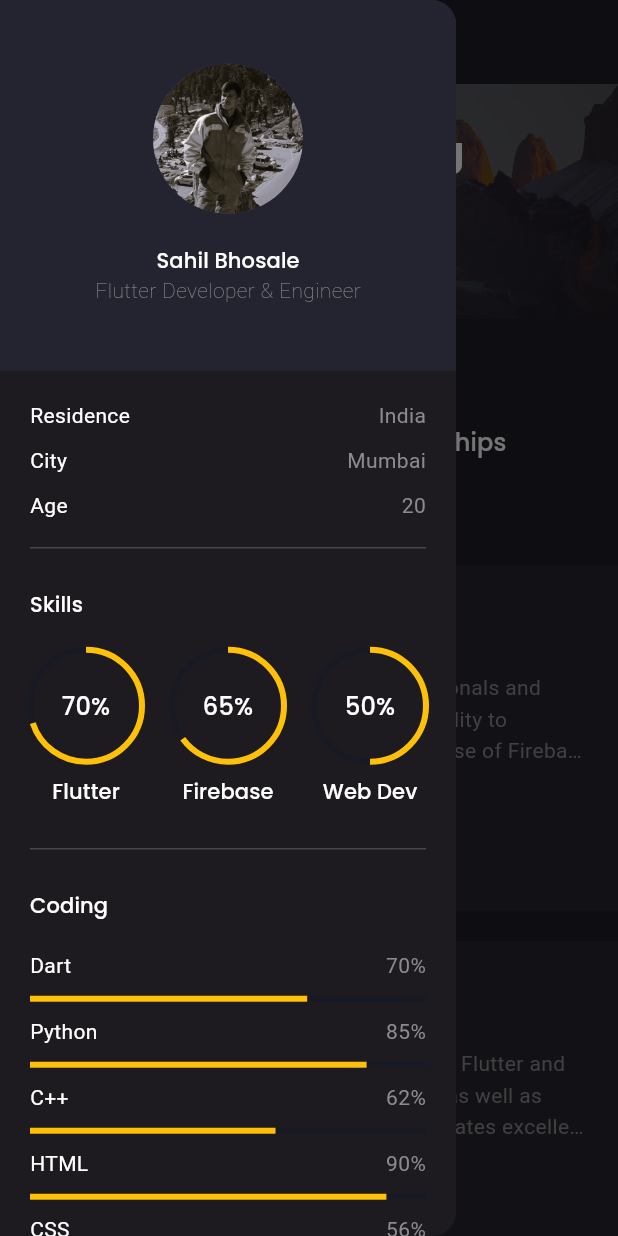
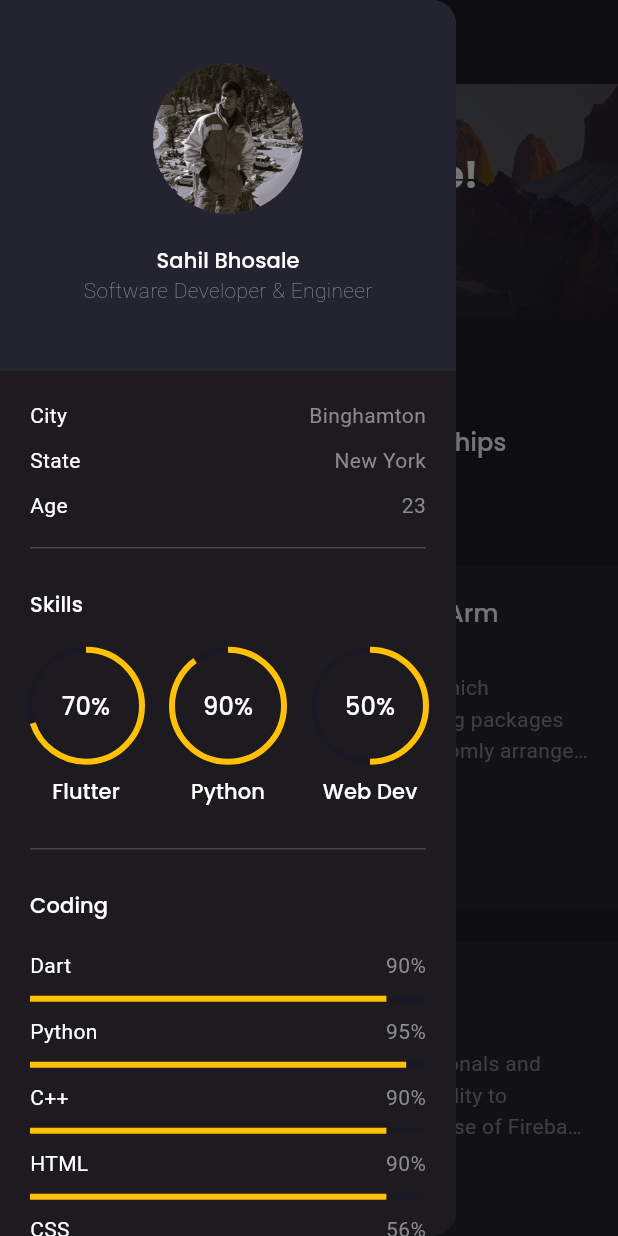
Before and after one commit to bhosale-sahil/Portfolio-Website, a Flutter app: the screen it shows after launch, after a tap on the "menu" icon, on a phone screen of 412 x 824 dp. Run offline on Flutter 3.47's test engine with Material 3 defaults, Android fonts, the phone set to English and light mode, and no system bars; drawn by our look-alikes of animated_text_kit; our stand-ins replace firebase_core, flutter_svg, font_awesome_flutter, google_fonts; accounts and stored records are empty.

```diff
--- a/lib/main.dart
+++ b/lib/main.dart
@@ -4,6 +4,7 @@ import 'package:google_fonts/google_fonts.dart';
 import 'package:firebase_core/firebase_core.dart';
 
 import 'constants.dart';
+import 'firebase_options.dart';
 
 void main() {
   WidgetsFlutterBinding.ensureInitialized();
@@ -12,7 +13,9 @@ void main() {
 
 class MyApp extends StatelessWidget {
   // This widget is the root of your application.
-  final Future<FirebaseApp> _initialization = Firebase.initializeApp();
+  final Future<FirebaseApp> _initialization = Firebase.initializeApp(
+    options: DefaultFirebaseOptions.currentPlatform,
+  );
   @override
   Widget build(BuildContext context) {
     return MaterialApp(
--- a/lib/models/Project.dart
+++ b/lib/models/Project.dart
@@ -9,6 +9,11 @@ class Project {
 }
 
 List<Project> demo_projects = [
+  Project(
+      title: "Autonomous Industrial Robotic Arm",
+      description:
+          "An autonomous industrial robotic arm which automates the task of picking and placing packages of various shapes and sized from a randomly arranged cluster to its designated drop zone.",
+      url: "https://ieeexplore.ieee.org/document/10731029"),
   Project(
       title: "KOS-Professionals Connect",
       description:
@@ -34,4 +39,8 @@ List<Project> demo_projects = [
       description:
           "A personal portfolio website built completely in flutter. Responsive and animated website which demonstates flutter web skills as well as grasp on animations using flutter. Deployed using Firebase",
       url: "https://github.com/kimjong69/Bitcoin-Ticker"),
+  Project(
+      title: "Splitly",
+      description:
+          "A Flutter app to split bills and duties among tenants. A duty approval system that enforces accountability via penalties. The penalties are automatically deducted if the duties are not completed at the end of the week and the only way to avoid it is if all the other tenants approve that the duties are performed."),
 ];
--- a/lib/screens/components/coding.dart
+++ b/lib/screens/components/coding.dart
@@ -21,12 +21,12 @@ class Coding extends StatelessWidget {
             style: Theme.of(context).textTheme.titleSmall,
           ),
         ),
-        AnimatedLinearProgressIndicator(percentage: 0.7,lang: 'Dart',),
-        AnimatedLinearProgressIndicator(percentage: 0.85,lang: 'Python',),
-        AnimatedLinearProgressIndicator(percentage: 0.62,lang: 'C++',),
+        AnimatedLinearProgressIndicator(percentage: 0.9,lang: 'Dart',),
+        AnimatedLinearProgressIndicator(percentage: 0.95,lang: 'Python',),
+        AnimatedLinearProgressIndicator(percentage: 0.9,lang: 'C++',),
         AnimatedLinearProgressIndicator(percentage: 0.9,lang: 'HTML',),
         AnimatedLinearProgressIndicator(percentage: 0.57,lang: 'CSS',),
-        AnimatedLinearProgressIndicator(percentage: 0.5,lang: 'Javascript',),
+        AnimatedLinearProgressIndicator(percentage: 0.8,lang: 'Javascript',),
       ],
     );
   }
--- a/lib/screens/components/knowledges.dart
+++ b/lib/screens/components/knowledges.dart
@@ -21,7 +21,7 @@ class Knowledges extends StatelessWidget {
         KnowledgeText(text: 'Flutter,Dart',),
         KnowledgeText(text: 'Git/Github',),
         KnowledgeText(text: 'Robotics & Automation',),
-        KnowledgeText(text: 'Augmented Reality',),
+        KnowledgeText(text: 'Machine Learning and AI',),
       ],
     );
   }
--- a/lib/screens/components/my_info.dart
+++ b/lib/screens/components/my_info.dart
@@ -16,7 +16,7 @@ class MyInfo extends StatelessWidget {
             CircleAvatar(radius: 50,backgroundImage: AssetImage('assets/images/myimg.jpg'),),
             Spacer(),
             Text('Sahil Bhosale',style: Theme.of(context).textTheme.titleSmall,),
-            Text('Flutter Developer & Engineer',style: TextStyle(fontWeight: FontWeight.w200,height: 1.5),),
+            Text('Software Developer & Engineer',style: TextStyle(fontWeight: FontWeight.w200,height: 1.5),),
             Spacer(flex: 2,),
           ],
         ),
--- a/lib/screens/components/side_menu.dart
+++ b/lib/screens/components/side_menu.dart
@@ -10,9 +10,20 @@ import 'my_info.dart';
 import 'package:url_launcher/url_launcher.dart';
 
 class SideMenu extends StatelessWidget {
-  const SideMenu({
+  SideMenu({
     super.key,
   });
+  final DateTime birthDate =
+      DateTime(2002, 9, 17); // Replace with your actual birthdate
+  int calculateAge(DateTime birthDate) {
+    final today = DateTime.now();
+    int age = today.year - birthDate.year;
+    if (today.month < birthDate.month ||
+        (today.month == birthDate.month && today.day < birthDate.day)) {
+      age--;
+    }
+    return age;
+  }
 
   @override
   Widget build(BuildContext context) {
@@ -27,16 +38,16 @@ class SideMenu extends StatelessWidget {
                 child: Column(
                   children: [
                     AreaInfoText(
-                      title: 'Residence',
-                      text: 'India',
+                      title: 'City',
+                      text: 'Binghamton',
                     ),
                     AreaInfoText(
-                      title: 'City',
-                      text: 'Mumbai',
+                      title: 'State',
+                      text: 'New York',
                     ),
                     AreaInfoText(
                       title: 'Age',
-                      text: '20',
+                      text: calculateAge(birthDate).toString(),
                     ),
                     Skills(),
                     SizedBox(
@@ -49,7 +60,7 @@ class SideMenu extends StatelessWidget {
                       height: defaultPadding / 2,
                     ),
                     TextButton(
-                      onPressed: () async{
+                      onPressed: () async {
                         final url = Uri.parse(
                             "https://drive.google.com/file/d/1zxWgB0f0kAz2FX38uGYyRhzOOw07aY7d/view?usp=sharing");
                         if (await canLaunchUrl(url)) {
@@ -105,23 +116,26 @@ class SideMenu extends StatelessWidget {
                                   SvgPicture.asset('assets/icons/github.svg')),
                           IconButton(
                               onPressed: () async {
-                                final url =
-                                Uri.parse("https://twitter.com/kim_jong_legend");
+                                final url = Uri.parse(
+                                    "https://twitter.com/kim_jong_legend");
                                 if (await canLaunchUrl(url)) {
-                                launchUrl(url);
+                                  launchUrl(url);
                                 }
                               },
                               icon:
                                   SvgPicture.asset('assets/icons/twitter.svg')),
                           IconButton(
-                              onPressed: () async{
-                                final url =
-                                Uri.parse("https://instagram.com/sahil._.bhosale");
+                              onPressed: () async {
+                                final url = Uri.parse(
+                                    "https://instagram.com/sahil._.bhosale");
                                 if (await canLaunchUrl(url)) {
-                                launchUrl(url);
+                                  launchUrl(url);
                                 }
                               },
-                              icon: Icon(FontAwesomeIcons.instagram,color: bodyTextColor,)),
+                              icon: Icon(
+                                FontAwesomeIcons.instagram,
+                                color: bodyTextColor,
+                              )),
                           Spacer(),
                         ],
                       ),
--- a/lib/screens/components/skills.dart
+++ b/lib/screens/components/skills.dart
@@ -15,8 +15,7 @@ class Skills extends StatelessWidget {
       children: [
         Divider(),
         Padding(
-          padding:
-          const EdgeInsets.symmetric(vertical: defaultPadding),
+          padding: const EdgeInsets.symmetric(vertical: defaultPadding),
           child: Text(
             'Skills',
             style: Theme.of(context).textTheme.titleSmall,
@@ -30,14 +29,18 @@ class Skills extends StatelessWidget {
                 label: 'Flutter',
               ),
             ),
-            SizedBox(width: defaultPadding,),
+            SizedBox(
+              width: defaultPadding,
+            ),
             Expanded(
               child: AnimatedCircularProgressIndicator(
-                percentage: 0.65,
-                label: 'Firebase',
+                percentage: 0.9,
+                label: 'Python',
               ),
             ),
-            SizedBox(width: defaultPadding,),
+            SizedBox(
+              width: defaultPadding,
+            ),
             Expanded(
               child: AnimatedCircularProgressIndicator(
                 percentage: 0.5,
--- a/lib/screens/home/components/home_banner.dart
+++ b/lib/screens/home/components/home_banner.dart
@@ -20,7 +20,7 @@ class HomeBanner extends StatelessWidget {
             fit: BoxFit.cover,
           ),
           Container(
-            color: darkColor.withOpacity(0.66),
+            color: darkColor.withValues(alpha: 0.66),
           ),
           Padding(
             padding: const EdgeInsets.symmetric(horizontal: defaultPadding),
@@ -29,7 +29,7 @@ class HomeBanner extends StatelessWidget {
               mainAxisAlignment: MainAxisAlignment.center,
               children: [
                 Text(
-                  'Discover my Amazing \nArt Space!',
+                  'Get to know about me!',
                   style: Responsive.isDesktop(context)
                       ? Theme.of(context).textTheme.displaySmall!.copyWith(
                           fontWeight: FontWeight.bold, color: Colors.white)
@@ -41,19 +41,19 @@ class HomeBanner extends StatelessWidget {
                   const SizedBox(
                     height: defaultPadding / 2,
                   ),
-                if (!Responsive.isMobileLarge(context))
-                  ElevatedButton(
-                    style: TextButton.styleFrom(
-                        padding: EdgeInsets.symmetric(
-                            horizontal: defaultPadding * 2,
-                            vertical: defaultPadding),
-                        backgroundColor: primaryColor),
-                    onPressed: () {},
-                    child: Text(
-                      'EXPLORE NOW',
-                      style: TextStyle(color: darkColor),
-                    ),
-                  )
+                // if (!Responsive.isMobileLarge(context))
+                //   ElevatedButton(
+                //     style: TextButton.styleFrom(
+                //         padding: EdgeInsets.symmetric(
+                //             horizontal: defaultPadding * 2,
+                //             vertical: defaultPadding),
+                //         backgroundColor: primaryColor),
+                //     onPressed: () {},
+                //     child: Text(
+                //       'EXPLORE NOW',
+                //       style: TextStyle(color: darkColor),
+                //     ),
+                //   )
               ],
             ),
           )
@@ -109,7 +109,7 @@ class AnimatedText extends StatelessWidget {
           speed: Duration(milliseconds: 60),
         ),
         TyperAnimatedText(
-          'weather app using openweather api',
+          'industrial autonomous robotic systems',
           speed: Duration(milliseconds: 60),
         ),
         TyperAnimatedText(
@@ -121,7 +121,7 @@ class AnimatedText extends StatelessWidget {
           speed: Duration(milliseconds: 60),
         ),
         TyperAnimatedText(
-          'live weather app',
+          'app for managing tenant duties',
           speed: Duration(milliseconds: 60),
         ),
         TyperAnimatedText(
@@ -145,7 +145,7 @@ class FlutterCodedText extends StatelessWidget {
         text: '<',
         children: [
           TextSpan(
-            text: 'flutter',
+            text: '/',
             style: TextStyle(color: primaryColor),
           ),
           TextSpan(text: '>')
```
Also changed, not shown: firebase.json, lib/firebase_options.dart (added), 13 other files.
